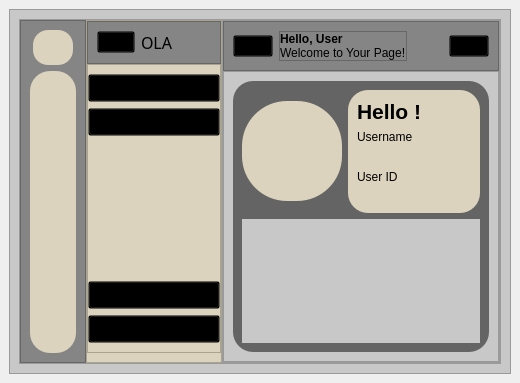
Old version of the form capek GUI/Menu.ui in the repository skadimoe9/Japanese-OCR-Translation-App.
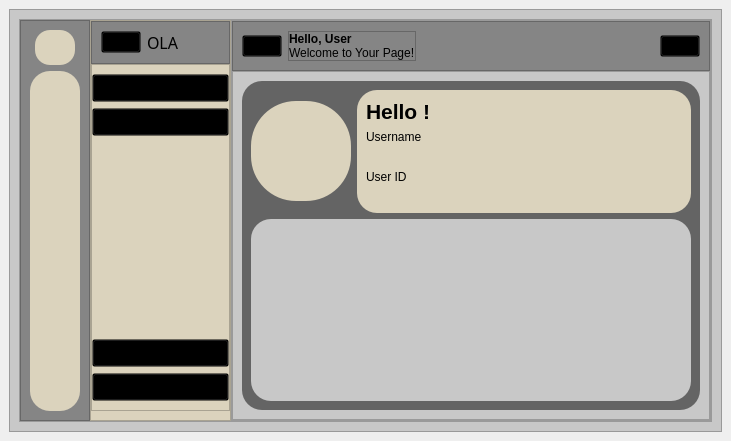
New version of the form. The open tabs and pages were chosen to show the change. Icons and pictures are not drawn.

```diff
--- a/capek GUI/Menu.ui
+++ b/capek GUI/Menu.ui
@@ -6,8 +6,8 @@
    <rect>
     <x>0</x>
     <y>0</y>
-    <width>520</width>
-    <height>383</height>
+    <width>731</width>
+    <height>441</height>
    </rect>
   </property>
   <property name="windowTitle">
@@ -1067,7 +1067,11 @@
                         </widget>
                        </item>
                        <item row="1" column="0" colspan="2">
-                        <widget class="QWidget" name="widget_4" native="true"/>
+                        <widget class="QWidget" name="widget_4" native="true">
+                         <property name="styleSheet">
+                          <string notr="true">border-radius:20px;</string>
+                         </property>
+                        </widget>
                        </item>
                        <item row="0" column="0">
                         <widget class="QWidget" name="widget_3" native="true">
```
Left out of the diff: 145 changed lines with no effect on the pictures.
